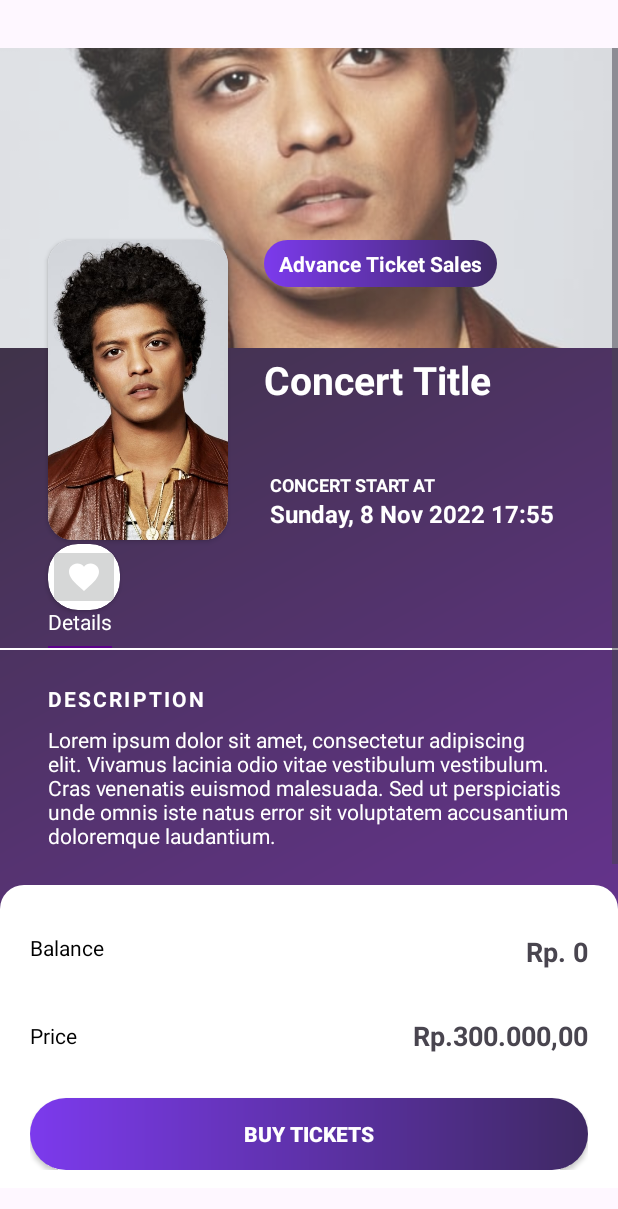
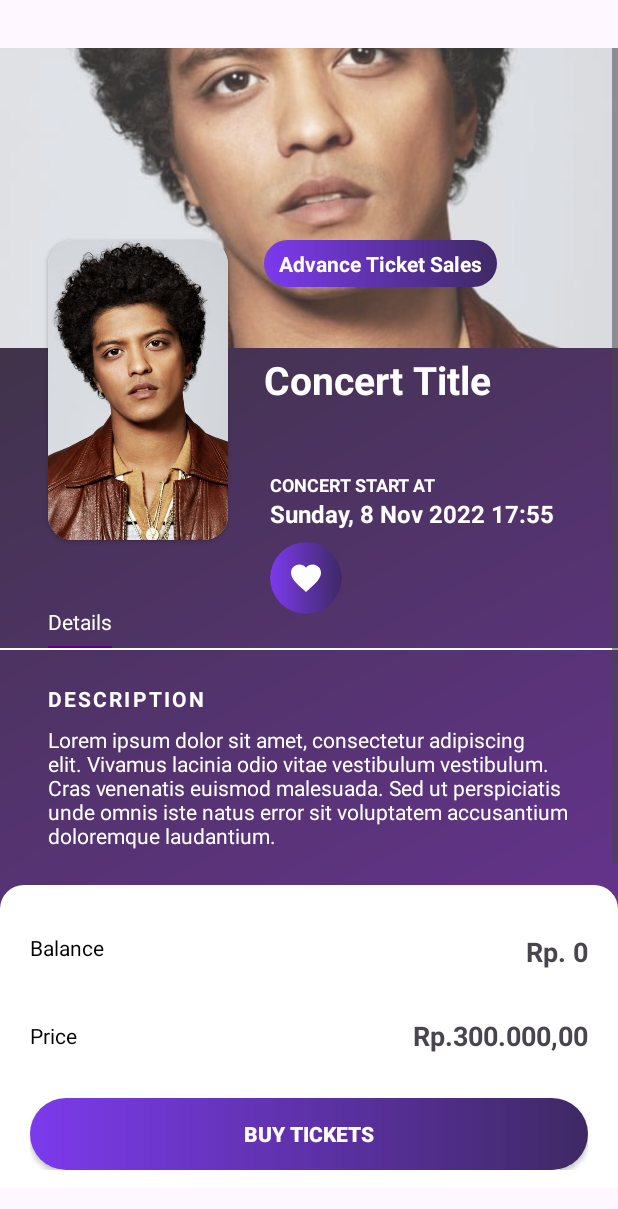
Before and after one commit to JoseAndreasW1/appTiketKonser, an Android app: the layout activity_detail_concert.xml on its own in the app's theme, with its tools: preview values and no code run, on a phone screen of 412 x 824 dp. Shown: the top 1209 px of the screen. Run offline under Robolectric (Android 15) with nearby library versions, the phone set to English and light mode, and no system bars.

Commit message:
buttonFavorite

```diff
--- a/app/src/main/java/com/example/apptiketkonser/DetailConcertActivity.kt
+++ b/app/src/main/java/com/example/apptiketkonser/DetailConcertActivity.kt
@@ -202,7 +202,7 @@ class DetailConcertActivity : AppCompatActivity() {
             }
         }
 
-        val _btnFav = findViewById<ImageButton>(R.id.btnFav)
+        val _btnFav = findViewById<ImageView>(R.id.btnFav)
         _btnFav.setOnClickListener {
             if (user != null) {
                 db.collection("tbUser")
@@ -212,11 +212,12 @@ class DetailConcertActivity : AppCompatActivity() {
                     .set(emptyMap<String, Any>())
                     .addOnSuccessListener {
                         Toast.makeText(this, "Berhasil set favorite", Toast.LENGTH_SHORT).show()
-                        _btnFav.setBackgroundResource(R.drawable.vector_close)
+                        _btnFav.setImageResource(R.drawable.vector_close)
                     }
                     .addOnFailureListener {
                         Toast.makeText(this, "Gagal set favorite", Toast.LENGTH_SHORT).show()
                     }
+
             }
         }
     }
--- a/app/src/main/res/layout/activity_detail_concert.xml
+++ b/app/src/main/res/layout/activity_detail_concert.xml
@@ -63,22 +63,20 @@
                     android:src="@drawable/artist2" />
             </androidx.cardview.widget.CardView>
 
-            <androidx.cardview.widget.CardView
-                android:layout_width="wrap_content"
-                android:layout_height="wrap_content"
-                android:layout_marginTop="20dp"
-                android:layout_marginBottom="16dp"
-                app:cardCornerRadius="20dp"
-                app:layout_constraintBottom_toTopOf="@+id/textView14"
-                app:layout_constraintStart_toStartOf="@+id/textView14"
-                app:layout_constraintTop_toBottomOf="@+id/cardView2">
-
-                <ImageButton
-                    android:id="@+id/btnFav"
-                    android:layout_width="wrap_content"
-                    android:layout_height="wrap_content"
-                    android:src="@drawable/vector_favorite" />
-            </androidx.cardview.widget.CardView>
+            <ImageView
+                android:id="@+id/btnFav"
+                android:layout_width="48dp"
+                android:layout_height="48dp"
+                android:layout_gravity="center"
+                android:layout_marginTop="8dp"
+                android:background="@drawable/gradient_purplebutton"
+                android:clipToOutline="true"
+                android:contentDescription="QR Code"
+                android:padding="12dp"
+                android:scaleType="centerCrop"
+                android:src="@drawable/vector_favorite"
+                app:layout_constraintStart_toStartOf="@+id/tvStartConcertDate"
+                app:layout_constraintTop_toBottomOf="@+id/tvStartConcertDate" />
 
             <TextView
                 android:id="@+id/textView11"
@@ -135,7 +133,6 @@
                 android:textColor="@color/white"
                 android:textSize="16sp"
                 android:textStyle="bold"
-                app:layout_constraintEnd_toEndOf="parent"
                 app:layout_constraintStart_toStartOf="@+id/textView9"
                 app:layout_constraintTop_toBottomOf="@+id/textView9" />
 
```
